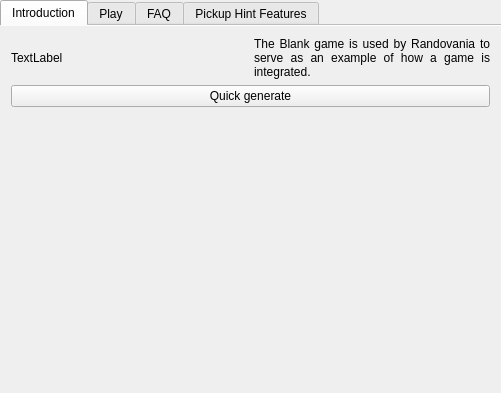
The window that randovania/games/zero_mission/gui/ui_files/games_tab_zero_mission_widget.ui (randovania/randovania) describes before a commit, drawn with Qt 5.
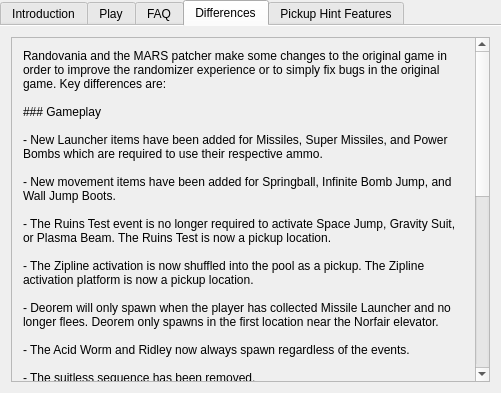
The same window after the commit. The open tabs and pages were chosen to show the change. Custom widgets are drawn as their Qt base class.

Commit message: Initial FAQ and Differences

Patch:
```diff
--- a/randovania/games/zero_mission/gui/ui_files/games_tab_zero_mission_widget.ui
+++ b/randovania/games/zero_mission/gui/ui_files/games_tab_zero_mission_widget.ui
@@ -120,6 +120,89 @@
     </item>
    </layout>
   </widget>
+  <widget class="QWidget" name="differences_tab">
+   <attribute name="title">
+    <string>Differences</string>
+   </attribute>
+   <layout class="QHBoxLayout" name="horizontalLayout">
+    <item>
+     <widget class="QScrollArea" name="differences_scroll_area">
+      <property name="widgetResizable">
+       <bool>true</bool>
+      </property>
+      <widget class="QWidget" name="differences_scroll_contents">
+       <property name="geometry">
+        <rect>
+         <x>0</x>
+         <y>0</y>
+         <width>467</width>
+         <height>637</height>
+        </rect>
+       </property>
+       <layout class="QVBoxLayout" name="verticalLayout">
+        <item>
+         <widget class="QLabel" name="differences_label">
+          <property name="text">
+           <string>Randovania and the MARS patcher make some changes to the original game in order to improve the randomizer experience or to simply fix bugs in the original game. Key differences are: 
+
+### Gameplay
+
+- New Launcher items have been added for Missiles, Super Missiles, and Power Bombs which are required to use their respective ammo.
+
+- New movement items have been added for Springball, Infinite Bomb Jump, and Wall Jump Boots.
+
+- The Ruins Test event is no longer required to activate Space Jump, Gravity Suit, or Plasma Beam. The Ruins Test is now a pickup location.
+
+- The Zipline activation is now shuffled into the pool as a pickup. The Zipline activation platform is now a pickup location.
+
+- Deorem will only spawn when the player has collected Missile Launcher and no longer flees. Deorem only spawns in the first location near the Norfair elevator.
+
+- The Acid Worm and Ridley now always spawn regardless of the events.
+
+- The suitless sequence has been removed.
+
+- Missile Hatches are no longer weak to Super Missiles.
+
+- Hatches locked by events now revert to there correct types.
+
+- TODO: Say something about goal here...
+
+### Room Changes
+
+- Crateria - TODO - The Chozo pillar is now always extended.
+
+- Norfair - TODO - The Imago Cocoon room now always has tunnels.
+
+### Quality of Life
+
+- You can now warp to start by pressing L on the map screen. All progress since your last save will be lost. This is NEVER considered logical.
+
+- On the inventory screen, you can now enable/disable acquired powerups.
+
+- Ammo drop rates have been reworked so that Super Missiles will drop when Missiles are not acquired and Power Bombs will always drop when Health and Missile ammo is full.
+
+- A cosmetic setting has been added to reveal all hidden blocks.
+
+
+</string>
+          </property>
+          <property name="textFormat">
+           <enum>Qt::MarkdownText</enum>
+          </property>
+          <property name="alignment">
+           <set>Qt::AlignLeading|Qt::AlignLeft|Qt::AlignTop</set>
+          </property>
+          <property name="wordWrap">
+           <bool>true</bool>
+          </property>
+         </widget>
+        </item>
+       </layout>
+      </widget>
+     </widget>
+    </item>
+   </layout>
+  </widget>
   <widget class="PickupHintFeatureTab" name="pickup_hint_features_tab">
    <attribute name="title">
     <string>Pickup Hint Features</string>
```
Left out of the diff: 2 changed lines with no effect on the pictures. The commit also changes 2 other files.
